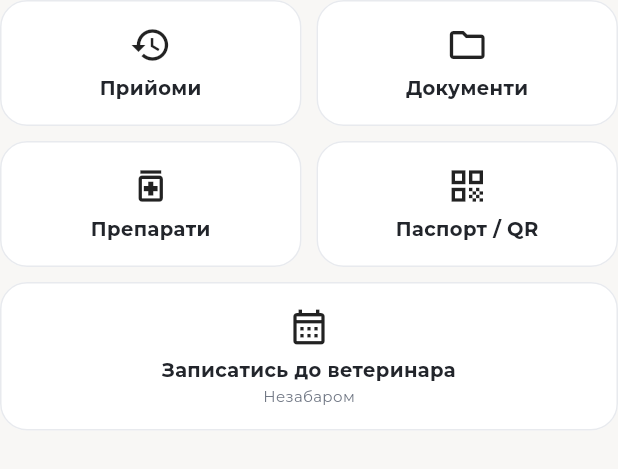
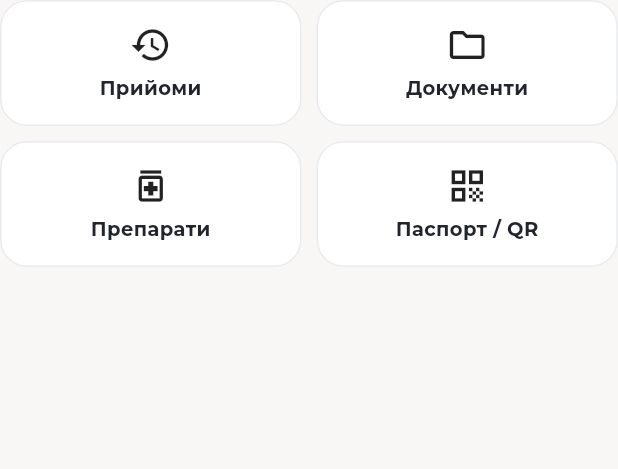
Before and after one commit to slikrapstelimrec123/Veterinary-apps, a Flutter app: the _ActionGrid widget shown alone on an empty page, opened directly with sample values from the repository, on a phone screen of 412 x 824 dp. Shown: the top 469 px of the screen. Run offline on Flutter 3.47's test engine with Material 3 defaults, Android fonts, the phone set to English and light mode, and no system bars; our stand-ins replace google_fonts, qr_flutter, supabase_flutter; accounts and stored records are empty.

Commit message:
Remove 'Записатись до ветеринара' button from pet profile

```diff
--- a/apps/mobile/lib/features/pets/screens/pet_profile_screen.dart
+++ b/apps/mobile/lib/features/pets/screens/pet_profile_screen.dart
@@ -180,27 +180,6 @@ class _ActionGrid extends StatelessWidget {
             ),
           ],
         ),
-        const SizedBox(height: 10),
-        SizedBox(
-          width: double.infinity,
-          child: _ActionCard(
-            icon: Icons.calendar_month_outlined,
-            title: 'Записатись до ветеринара',
-            badge: 'Незабаром',
-            onTap: () => showDialog(
-              context: context,
-              builder: (ctx) => AlertDialog(
-                title: const Text('Незабаром'),
-                content: const Text(
-                  'Онлайн-запис до ветеринара буде доступний після підключення клінік до платформи.\n\nТим часом ви можете самостійно додати запис про прийом у розділі "Прийоми".',
-                ),
-                actions: [
-                  FilledButton(onPressed: () => Navigator.pop(ctx), child: const Text('Зрозуміло')),
-                ],
-              ),
-            ),
-          ),
-        ),
       ],
     );
   }
```
